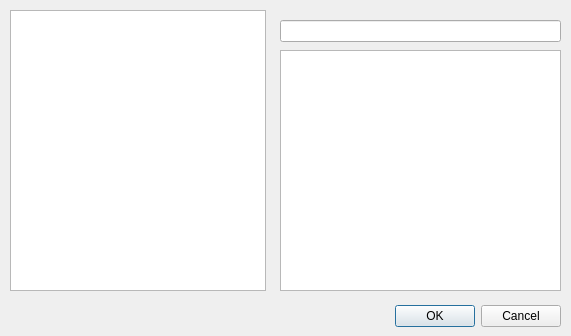
Above: newCont.ui from TheBurgerOverlord/BSIM before the change. Below: the same form after it.
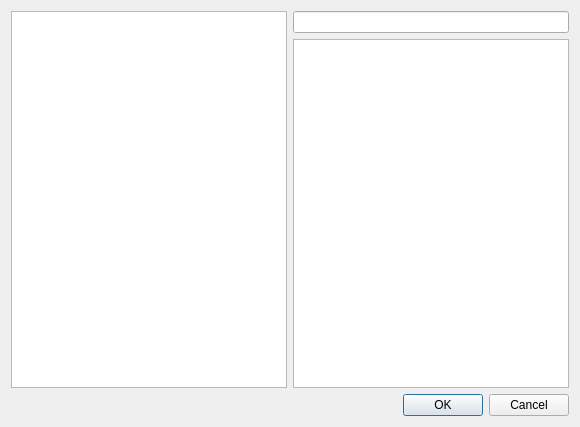
That is the form after the change.

```diff
--- a/newCont.ui
+++ b/newCont.ui
@@ -6,41 +6,16 @@
    <rect>
     <x>0</x>
     <y>0</y>
-    <width>571</width>
-    <height>336</height>
+    <width>580</width>
+    <height>427</height>
    </rect>
   </property>
   <property name="windowTitle">
    <string>New Container...</string>
   </property>
-  <widget class="QDialogButtonBox" name="buttonBox">
-   <property name="geometry">
-    <rect>
-     <x>220</x>
-     <y>300</y>
-     <width>341</width>
-     <height>32</height>
-    </rect>
-   </property>
-   <property name="orientation">
-    <enum>Qt::Orientation::Horizontal</enum>
-   </property>
-   <property name="standardButtons">
-    <set>QDialogButtonBox::StandardButton::Cancel|QDialogButtonBox::StandardButton::Ok</set>
-   </property>
-   <property name="centerButtons">
-    <bool>false</bool>
-   </property>
-  </widget>
+  <layout class="QGridLayout" name="gridLayout">
+   <item row="0" column="0" rowspan="2">
   <widget class="QTreeWidget" name="contSelector">
-   <property name="geometry">
-    <rect>
-     <x>10</x>
-     <y>10</y>
-     <width>256</width>
-     <height>281</height>
-    </rect>
-   </property>
    <property name="rootIsDecorated">
     <bool>false</bool>
    </property>
@@ -59,26 +34,27 @@
     </property>
    </column>
   </widget>
-  <widget class="QPlainTextEdit" name="propertyInput">
-   <property name="geometry">
-    <rect>
-     <x>280</x>
-     <y>50</y>
-     <width>281</width>
-     <height>241</height>
-    </rect>
-   </property>
-  </widget>
-  <widget class="QLineEdit" name="nameInput">
-   <property name="geometry">
-    <rect>
-     <x>280</x>
-     <y>20</y>
-     <width>281</width>
-     <height>22</height>
-    </rect>
-   </property>
-  </widget>
+   </item>
+   <item row="0" column="1">
+    <widget class="QLineEdit" name="nameInput"/>
+   </item>
+   <item row="1" column="1">
+    <widget class="QPlainTextEdit" name="propertyInput"/>
+   </item>
+   <item row="2" column="0" colspan="2">
+    <widget class="QDialogButtonBox" name="buttonBox">
+     <property name="orientation">
+      <enum>Qt::Orientation::Horizontal</enum>
+     </property>
+     <property name="standardButtons">
+      <set>QDialogButtonBox::StandardButton::Cancel|QDialogButtonBox::StandardButton::Ok</set>
+     </property>
+     <property name="centerButtons">
+      <bool>false</bool>
+     </property>
+    </widget>
+   </item>
+  </layout>
  </widget>
  <resources/>
  <connections>
```
Lines whose indentation alone changed are shown as unchanged.
